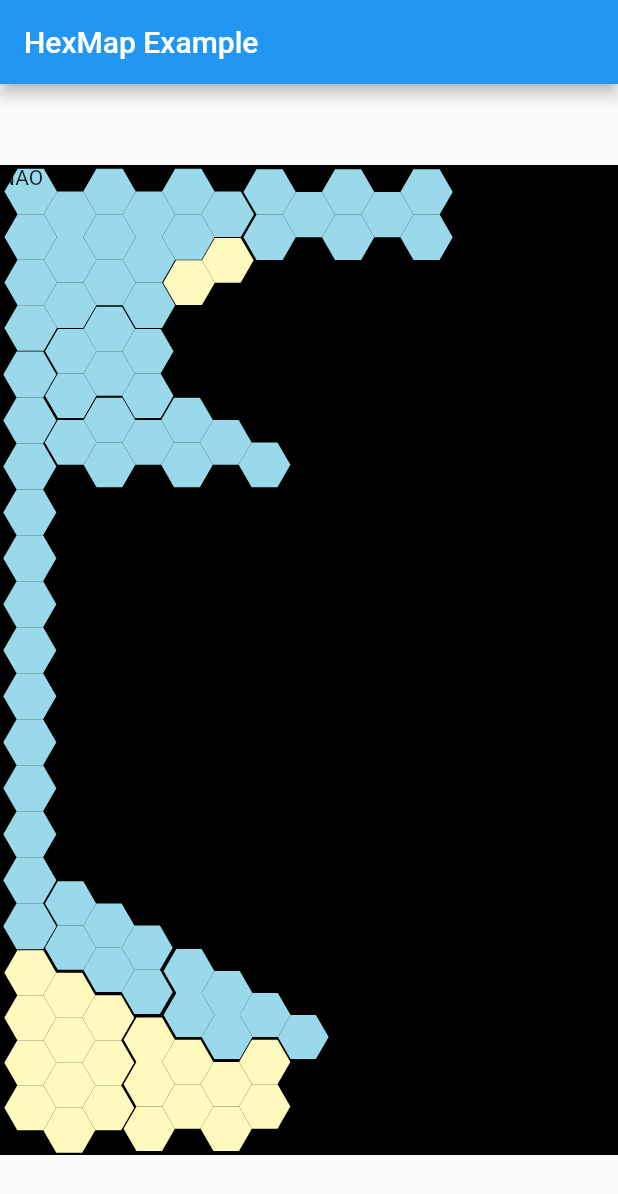
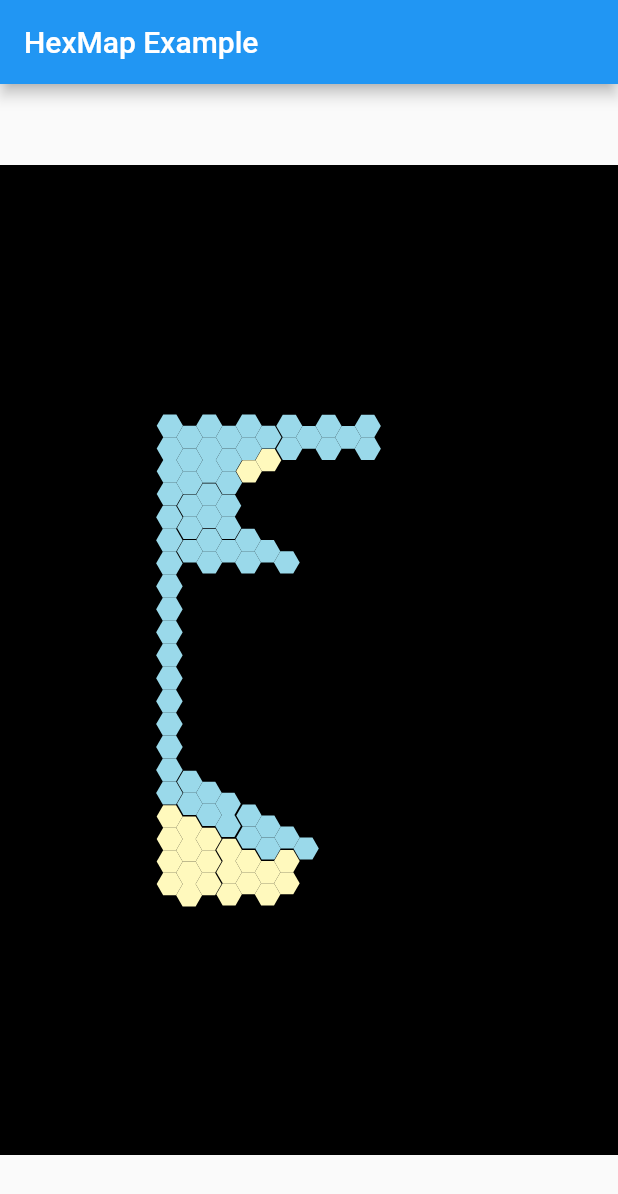
Before and after one commit to CPTR450-Diplomacy/frontend, a Flutter app: the HexMap screen opened directly, on a phone screen of 412 x 824 dp. Shown: the top 1194 px of the screen. Run offline on Flutter 3.47's test engine with Material 2 defaults, Android fonts, the phone set to English and light mode, and no system bars; our stand-ins replace flutter_svg.

Commit message:
transform example

```diff
--- a/lib/hexmaptest.dart
+++ b/lib/hexmaptest.dart
@@ -67,7 +67,10 @@ class SVGs extends StatelessWidget {
 
   @override
   Widget build(BuildContext context) {
-    return SizedBox(
+    return Transform.scale(
+      scale:
+          0.5, // change this value to scale (can exceed dimensions of the SizedBox child)
+      child: SizedBox(
           height: 660.0,
           width: 500.0,
           child: CustomMultiChildLayout(
@@ -141,7 +144,8 @@ class SVGs extends StatelessWidget {
                     color: Color(0xFFFFF9BD),
                   ))
             ],
-        ));
+          )),
+    );
   }
 }
 
```
Lines whose indentation alone changed are shown as unchanged.
